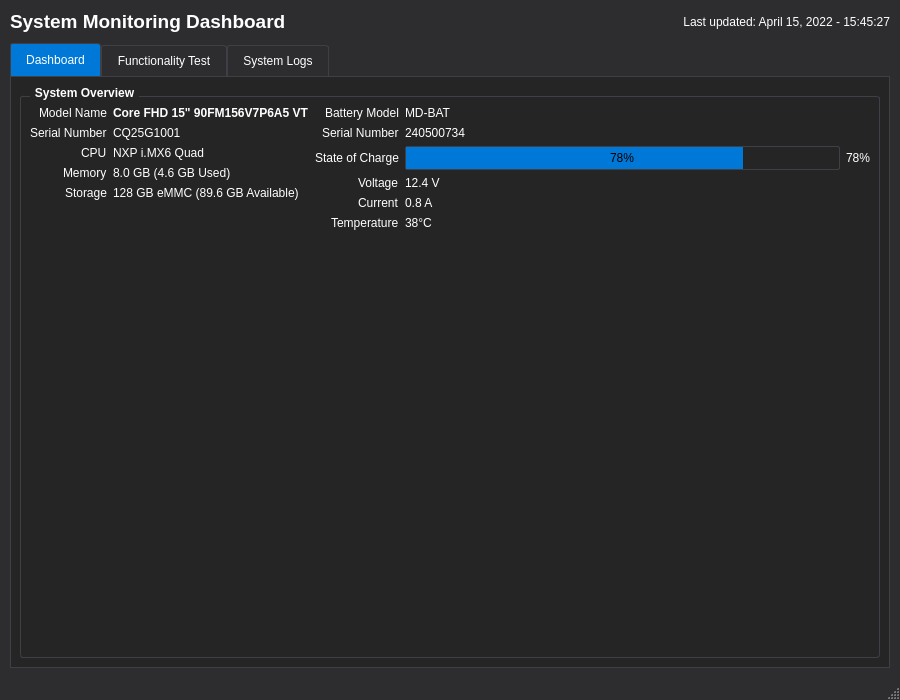
Qt form gui/ui/main_window.ui (MingYuan-Chen/orion_v2) before a commit.
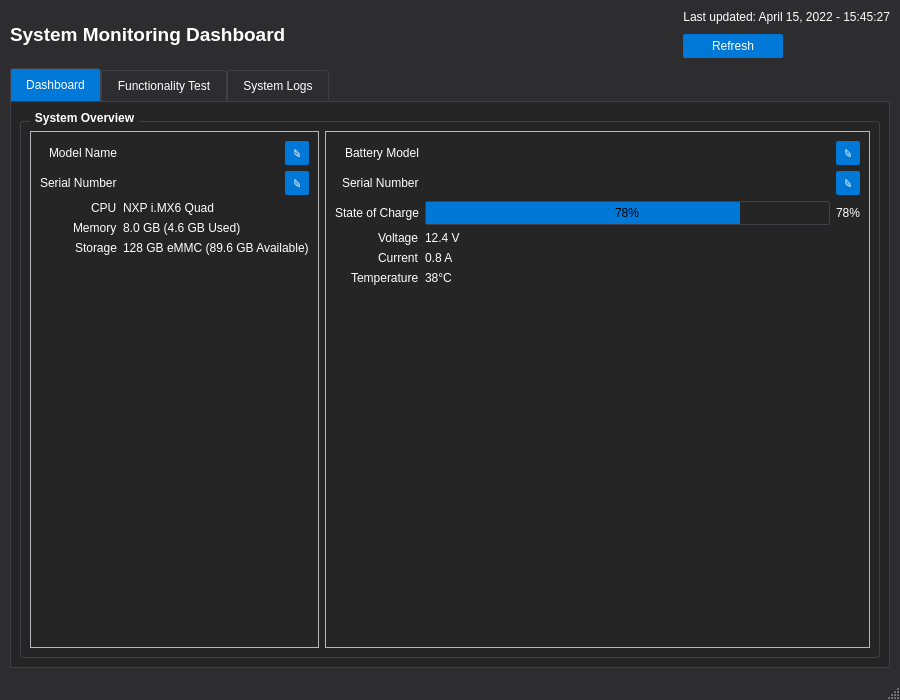
The same form after that commit.

Commit message: 1.implement system info update. 2.fine tune system log display, avoid long message cut off issue

The edit to the form file:
```diff
--- a/gui/ui/main_window.ui
+++ b/gui/ui/main_window.ui
@@ -39,6 +39,24 @@
     background-color: #00559F;
 }
 
+QPushButton.edit-button {
+    background-color: #444444;
+    padding: 2px 5px;
+    min-width: 24px;
+    max-width: 24px;
+    min-height: 24px;
+    max-height: 24px;
+    border-radius: 3px;
+}
+
+QPushButton.edit-button:hover {
+    background-color: #555555;
+}
+
+QPushButton.edit-button:pressed {
+    background-color: #666666;
+}
+
 QGroupBox {
     color: white;
     border: 1px solid #3F3F46;
@@ -101,6 +119,22 @@
 QTabBar::tab:!selected {
     margin-top: 2px;
 }
+
+/* 新增样式 */
+QFrame.info-panel {
+    background-color: #2E2E2E;
+    border: 1px solid #3E3E3E;
+    border-radius: 5px;
+}
+
+QLabel.panel-value {
+    color: #4FC3F7;
+}
+
+QLabel.initializing {
+    color: #888888;
+    font-style: italic;
+}
 </string>
   </property>
   <widget class="QWidget" name="centralwidget">
@@ -150,6 +184,8 @@
        </spacer>
       </item>
       <item>
+       <layout class="QVBoxLayout" name="verticalLayout_lastUpdate">
+        <item>
        <widget class="QLabel" name="label_last_updated">
         <property name="text">
          <string>Last updated: April 15, 2022 - 15:45:27</string>
@@ -159,6 +195,27 @@
         </property>
        </widget>
       </item>
+        <item>
+         <widget class="QPushButton" name="pushButton_refresh">
+          <property name="minimumSize">
+           <size>
+            <width>100</width>
+            <height>0</height>
+           </size>
+          </property>
+          <property name="maximumSize">
+           <size>
+            <width>100</width>
+            <height>16777215</height>
+           </size>
+          </property>
+          <property name="text">
+           <string>Refresh</string>
+          </property>
+         </widget>
+        </item>
+       </layout>
+      </item>
      </layout>
     </item>
     <item>
@@ -180,6 +237,18 @@
            <item>
             <layout class="QHBoxLayout" name="horizontalLayout">
              <item>
+              <widget class="QFrame" name="frame_system_info">
+               <property name="frameShape">
+                <enum>QFrame::StyledPanel</enum>
+               </property>
+               <property name="frameShadow">
+                <enum>QFrame::Raised</enum>
+               </property>
+               <property name="class" stdset="0">
+                <string>info-panel</string>
+               </property>
+               <layout class="QVBoxLayout" name="verticalLayout_system_info">
+                <item>
               <layout class="QFormLayout" name="formLayout_system">
                <property name="labelAlignment">
                 <set>Qt::AlignRight|Qt::AlignTrailing|Qt::AlignVCenter</set>
@@ -192,6 +261,8 @@
                 </widget>
                </item>
                <item row="0" column="1">
+                   <layout class="QHBoxLayout" name="horizontalLayout_model_name">
+                    <item>
                 <widget class="QLabel" name="value_model_name">
                  <property name="font">
                   <font>
@@ -200,9 +271,30 @@
                   </font>
                  </property>
                  <property name="text">
-                  <string>Core FHD 15&quot; 90FM156V7P6A5 VT</string>
-                 </property>
-                </widget>
+                       <string></string>
+                      </property>
+                      <property name="class" stdset="0">
+                       <string>panel-value</string>
+                      </property>
+                     </widget>
+                    </item>
+                    <item>
+                     <widget class="QPushButton" name="button_edit_model_name">
+                      <property name="maximumSize">
+                       <size>
+                        <width>24</width>
+                        <height>24</height>
+                       </size>
+                      </property>
+                      <property name="text">
+                       <string>✎</string>
+                      </property>
+                      <property name="class" stdset="0">
+                       <string>edit-button</string>
+                      </property>
+                     </widget>
+                    </item>
+                   </layout>
                </item>
                <item row="1" column="0">
                 <widget class="QLabel" name="label_serial_number">
@@ -212,11 +304,34 @@
                 </widget>
                </item>
                <item row="1" column="1">
+                   <layout class="QHBoxLayout" name="horizontalLayout_serial_number">
+                    <item>
                 <widget class="QLabel" name="value_serial_number">
                  <property name="text">
-                  <string>CQ25G1001</string>
-                 </property>
-                </widget>
+                       <string></string>
+                      </property>
+                      <property name="class" stdset="0">
+                       <string>panel-value</string>
+                      </property>
+                     </widget>
+                    </item>
+                    <item>
+                     <widget class="QPushButton" name="button_edit_serial_number">
+                      <property name="maximumSize">
+                       <size>
+                        <width>24</width>
+                        <height>24</height>
+                       </size>
+                      </property>
+                      <property name="text">
+                       <string>✎</string>
+                      </property>
+                      <property name="class" stdset="0">
+                       <string>edit-button</string>
+                      </property>
+                     </widget>
+                    </item>
+                   </layout>
                </item>
                <item row="2" column="0">
                 <widget class="QLabel" name="label_cpu">
@@ -262,6 +377,21 @@
                </item>
               </layout>
              </item>
+               </layout>
+              </widget>
+             </item>
+             <item>
+              <widget class="QFrame" name="frame_battery_info">
+               <property name="frameShape">
+                <enum>QFrame::StyledPanel</enum>
+               </property>
+               <property name="frameShadow">
+                <enum>QFrame::Raised</enum>
+               </property>
+               <property name="class" stdset="0">
+                <string>info-panel</string>
+               </property>
+               <layout class="QVBoxLayout" name="verticalLayout_battery_info">
              <item>
               <layout class="QFormLayout" name="formLayout_battery">
                <property name="labelAlignment">
@@ -275,11 +405,34 @@
                 </widget>
                </item>
                <item row="0" column="1">
+                   <layout class="QHBoxLayout" name="horizontalLayout_battery_model">
+                    <item>
                 <widget class="QLabel" name="value_battery_model">
                  <property name="text">
-                  <string>MD-BAT</string>
-                 </property>
-                </widget>
+                       <string></string>
+                      </property>
+                      <property name="class" stdset="0">
+                       <string>panel-value</string>
+                      </property>
+                     </widget>
+                    </item>
+                    <item>
+                     <widget class="QPushButton" name="button_edit_battery_model">
+                      <property name="maximumSize">
+                       <size>
+                        <width>24</width>
+                        <height>24</height>
+                       </size>
+                      </property>
+                      <property name="text">
+                       <string>✎</string>
+                      </property>
+                      <property name="class" stdset="0">
+                       <string>edit-button</string>
+                      </property>
+                     </widget>
+                    </item>
+                   </layout>
                </item>
                <item row="1" column="0">
                 <widget class="QLabel" name="label_battery_serial">
@@ -289,11 +442,34 @@
                 </widget>
                </item>
                <item row="1" column="1">
+                   <layout class="QHBoxLayout" name="horizontalLayout_battery_serial">
+                    <item>
                 <widget class="QLabel" name="value_battery_serial">
                  <property name="text">
-                  <string>240500734</string>
-                 </property>
-                </widget>
+                       <string></string>
+                      </property>
+                      <property name="class" stdset="0">
+                       <string>panel-value</string>
+                      </property>
+                     </widget>
+                    </item>
+                    <item>
+                     <widget class="QPushButton" name="button_edit_battery_serial">
+                      <property name="maximumSize">
+                       <size>
+                        <width>24</width>
+                        <height>24</height>
+                       </size>
+                      </property>
+                      <property name="text">
+                       <string>✎</string>
+                      </property>
+                      <property name="class" stdset="0">
+                       <string>edit-button</string>
+                      </property>
+                     </widget>
+                    </item>
+                   </layout>
                </item>
                <item row="2" column="0">
                 <widget class="QLabel" name="label_charge">
@@ -363,6 +539,9 @@
                 </widget>
                </item>
               </layout>
+                </item>
+               </layout>
+              </widget>
              </item>
             </layout>
            </item>
```
Left out of the diff: 21 changed lines with no effect on the pictures. Lines whose indentation alone changed are shown as unchanged. The commit also changes 3 other files.
